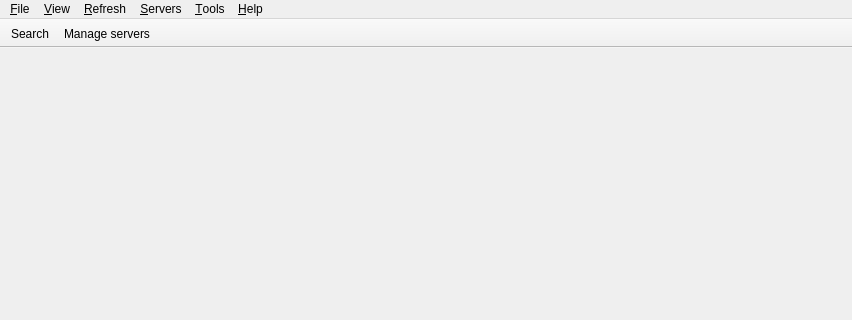
Qt form Viewer/src/MainWindow.ui (ecmwf/ecflow) before a commit; both pictures show x 0 to 852 and y 0 to 320 of the 852 by 675 pixel window.
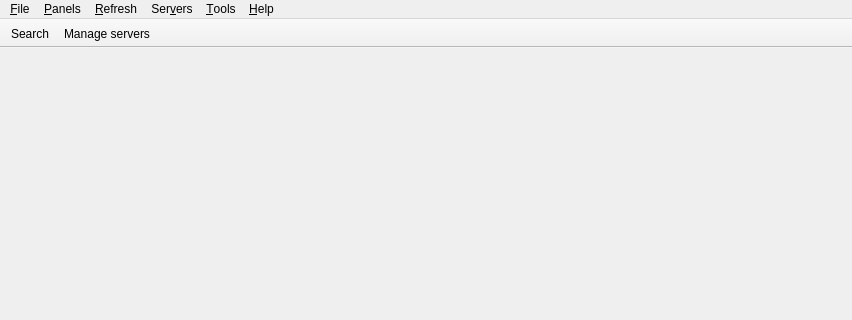
The same form after that commit. Icons and pictures are not drawn.

Commit message: ecFlowUI: rename Views menu Panels ECFLOW-1095

```diff
--- a/Viewer/src/MainWindow.ui
+++ b/Viewer/src/MainWindow.ui
@@ -74,14 +74,14 @@
      <bool>true</bool>
     </property>
     <property name="title">
-     <string>&amp;Servers</string>
+     <string>Ser&amp;vers</string>
     </property>
     <addaction name="actionManageServers"/>
     <addaction name="separator"/>
    </widget>
    <widget class="QMenu" name="menuView">
     <property name="title">
-     <string>&amp;View</string>
+     <string>&amp;Panels</string>
     </property>
     <addaction name="actionAddTreeWidget"/>
     <addaction name="actionAddTableWidget"/>
```
Left out of the diff: 4 changed lines with no effect on the pictures.
